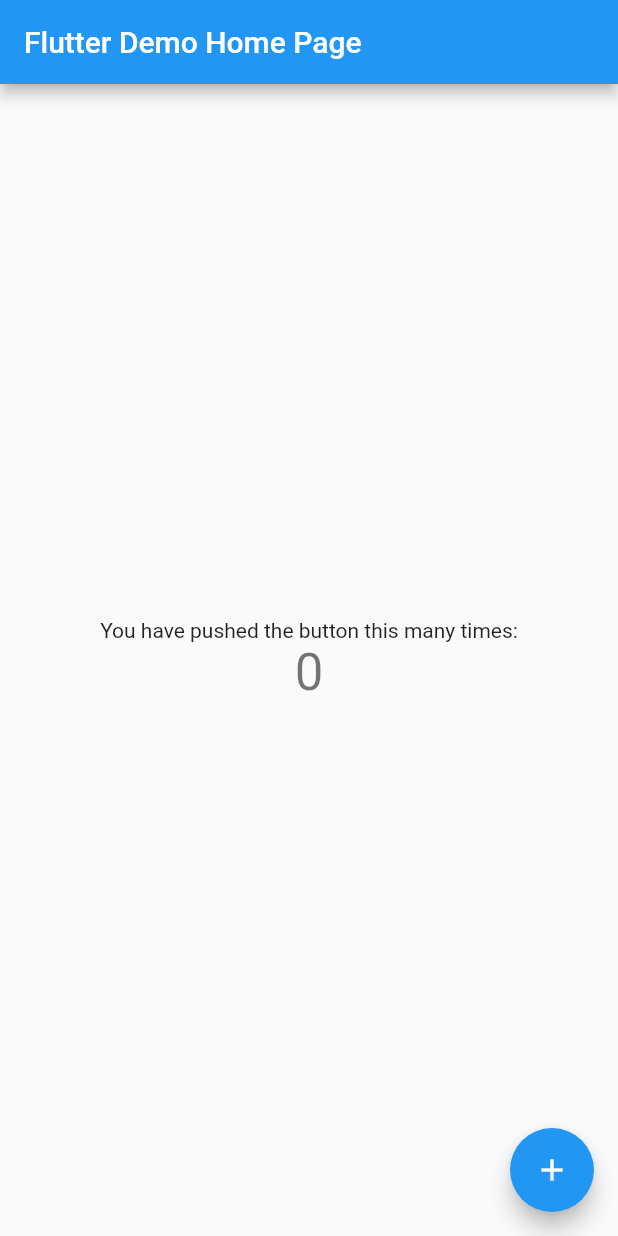
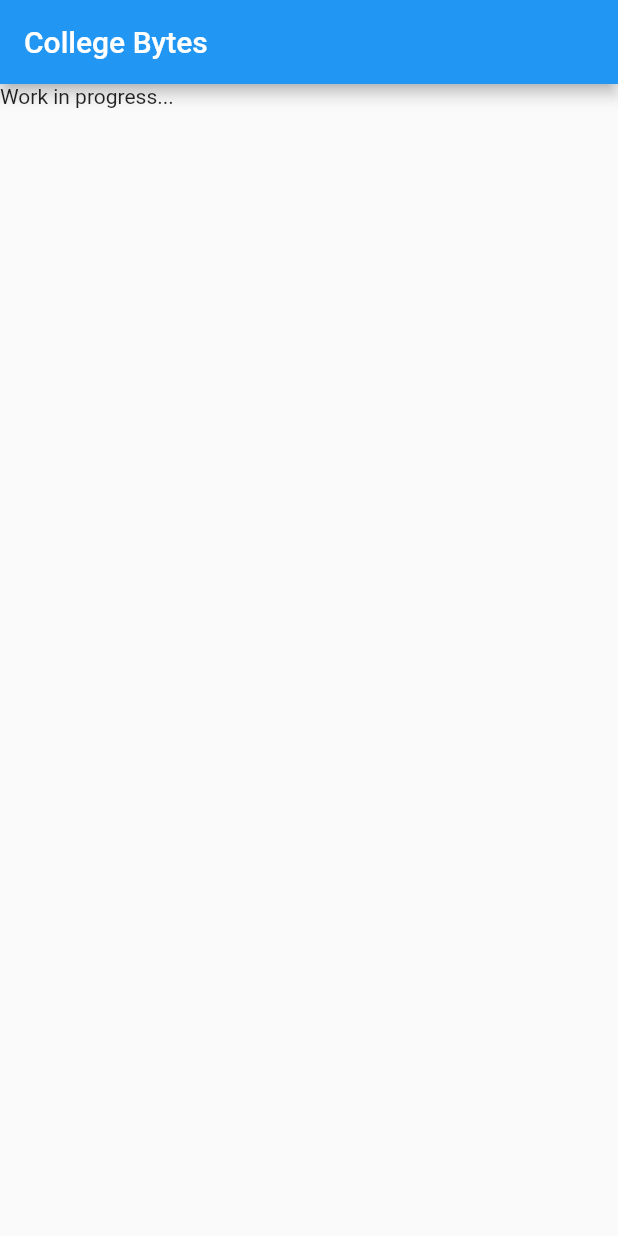
Before and after one commit to Sg108/College-Lit, a Flutter app: the screen it shows after launch, on a phone screen of 412 x 824 dp. Run offline on Flutter 3.47's test engine with Material 2 defaults, Android fonts, the phone set to English and light mode, and no system bars.

Commit message:
gave title to the app

```diff
--- a/lib/main.dart
+++ b/lib/main.dart
@@ -1,115 +1,27 @@
 import 'package:flutter/material.dart';
 
 void main() {
-  runApp(const MyApp());
+  runApp(MyApp());
 }
 
 class MyApp extends StatelessWidget {
-  const MyApp({super.key});
-
-  // This widget is the root of your application.
   @override
   Widget build(BuildContext context) {
     return MaterialApp(
-      title: 'Flutter Demo',
-      theme: ThemeData(
-        // This is the theme of your application.
-        //
-        // Try running your application with "flutter run". You'll see the
-        // application has a blue toolbar. Then, without quitting the app, try
-        // changing the primarySwatch below to Colors.green and then invoke
-        // "hot reload" (press "r" in the console where you ran "flutter run",
-        // or simply save your changes to "hot reload" in a Flutter IDE).
-        // Notice that the counter didn't reset back to zero; the application
-        // is not restarted.
-        primarySwatch: Colors.blue,
-      ),
-      home: const MyHomePage(title: 'Flutter Demo Home Page'),
+      title: 'College Bytes',
+      home: MyPage(),
     );
   }
 }
 
-class MyHomePage extends StatefulWidget {
-  const MyHomePage({super.key, required this.title});
-
-  // This widget is the home page of your application. It is stateful, meaning
-  // that it has a State object (defined below) that contains fields that affect
-  // how it looks.
-
-  // This class is the configuration for the state. It holds the values (in this
-  // case the title) provided by the parent (in this case the App widget) and
-  // used by the build method of the State. Fields in a Widget subclass are
-  // always marked "final".
-
-  final String title;
-
-  @override
-  State<MyHomePage> createState() => _MyHomePageState();
-}
-
-class _MyHomePageState extends State<MyHomePage> {
-  int _counter = 0;
-
-  void _incrementCounter() {
-    setState(() {
-      // This call to setState tells the Flutter framework that something has
-      // changed in this State, which causes it to rerun the build method below
-      // so that the display can reflect the updated values. If we changed
-      // _counter without calling setState(), then the build method would not be
-      // called again, and so nothing would appear to happen.
-      _counter++;
-    });
-  }
-
+class MyPage extends StatelessWidget {
   @override
   Widget build(BuildContext context) {
-    // This method is rerun every time setState is called, for instance as done
-    // by the _incrementCounter method above.
-    //
-    // The Flutter framework has been optimized to make rerunning build methods
-    // fast, so that you can just rebuild anything that needs updating rather
-    // than having to individually change instances of widgets.
     return Scaffold(
-      appBar: AppBar(
-        // Here we take the value from the MyHomePage object that was created by
-        // the App.build method, and use it to set our appbar title.
-        title: Text(widget.title),
+      appBar: AppBar(title: Text('College Bytes')),
+      body: Container(
+        child: Text('Work in progress...'),
       ),
-      body: Center(
-        // Center is a layout widget. It takes a single child and positions it
-        // in the middle of the parent.
-        child: Column(
-          // Column is also a layout widget. It takes a list of children and
-          // arranges them vertically. By default, it sizes itself to fit its
-          // children horizontally, and tries to be as tall as its parent.
-          //
-          // Invoke "debug painting" (press "p" in the console, choose the
-          // "Toggle Debug Paint" action from the Flutter Inspector in Android
-          // Studio, or the "Toggle Debug Paint" command in Visual Studio Code)
-          // to see the wireframe for each widget.
-          //
-          // Column has various properties to control how it sizes itself and
-          // how it positions its children. Here we use mainAxisAlignment to
-          // center the children vertically; the main axis here is the vertical
-          // axis because Columns are vertical (the cross axis would be
-          // horizontal).
-          mainAxisAlignment: MainAxisAlignment.center,
-          children: <Widget>[
-            const Text(
-              'You have pushed the button this many times:',
-            ),
-            Text(
-              '$_counter',
-              style: Theme.of(context).textTheme.headlineMedium,
-            ),
-          ],
-        ),
-      ),
-      floatingActionButton: FloatingActionButton(
-        onPressed: _incrementCounter,
-        tooltip: 'Increment',
-        child: const Icon(Icons.add),
-      ), // This trailing comma makes auto-formatting nicer for build methods.
     );
   }
 }
```
